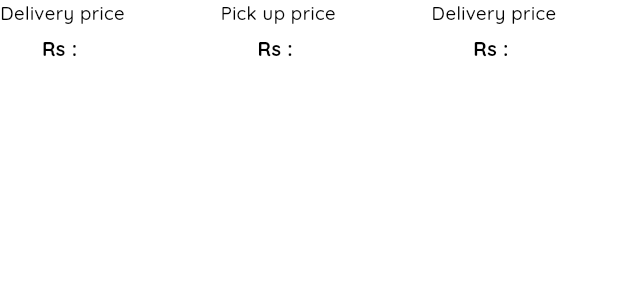
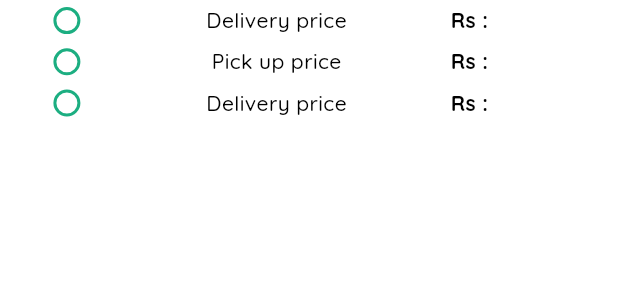
Before and after one commit to tharusha-theekshana/Food_Ordering_Application_Flutter, a Flutter app: the PriceListWidget widget shown alone on an empty page, opened directly with empty values, on a phone screen of 412 x 824 dp. Shown: the top 300 px of the screen. Run offline on Flutter 3.47's test engine with Material 3 defaults, Android fonts, the phone set to English and light mode, and no system bars; our stand-ins replace get.

Commit message:
Change some styles.

```diff
--- a/lib/controller/menu_item_controller.dart
+++ b/lib/controller/menu_item_controller.dart
@@ -12,6 +12,7 @@ class MenuItemController extends GetxController {
 
   // For menu item selection
   var selectedIndex = (-1).obs;
+  var selectedPriceIndex = (-1).obs;
 
   @override
   void onInit() {
@@ -46,7 +47,6 @@ class MenuItemController extends GetxController {
   }
 
   Future<List<MenuItem>> loadMenuItemsByModifiers(String modifierId) async {
-    print("Id "+ modifierId);
     try {
       isLoading(true);
 
@@ -61,7 +61,6 @@ class MenuItemController extends GetxController {
           .map((json) => MenuItem.fromJson(json))
           .toList();
 
-      print(filteredMenuItem);
       return filteredMenuItem;
 
     } catch (e) {
--- a/lib/screens/category_screen.dart
+++ b/lib/screens/category_screen.dart
@@ -42,7 +42,7 @@ class _CategoryScreenState extends State<CategoryScreen> {
     _deviceWidth = MediaQuery.of(context).size.width;
 
     return Scaffold(
-        appBar: CustomAppBarWidget(title: menuTitle),
+        appBar: CustomAppBarWidget(title: "Categories"),
         body: Stack(children: [_bodyWidgets(), _bottomWidgets()]));
   }
 
--- a/lib/widgets/price_list_widget.dart
+++ b/lib/widgets/price_list_widget.dart
@@ -1,4 +1,8 @@
 import 'package:flutter/material.dart';
+import 'package:food_order_app/controller/cart_controller.dart';
+import 'package:food_order_app/controller/menu_item_controller.dart';
+import 'package:get/get.dart';
+import 'package:get/get_core/src/get_main.dart';
 
 import '../utils/app_colors.dart';
 
@@ -6,6 +10,8 @@ class PriceListWidget extends StatelessWidget {
   final String deliveryPrice;
   final String pickUpPrice;
   final String tablePrice;
+
+  final menuItemController = Get.put(MenuItemController());
 
   PriceListWidget(
       {required this.deliveryPrice,
@@ -21,37 +27,63 @@ class PriceListWidget extends StatelessWidget {
 
     return SizedBox(
       width: _deviceWidth * 0.9,
-      height: _deviceHeight * 0.07,
-      child: Row(
+      height: _deviceHeight * 0.1,
+      child: Column(
         mainAxisAlignment: MainAxisAlignment.spaceBetween,
         children: [
-          _priceWidget("Delivery price", deliveryPrice),
-          _priceWidget("Pick up price", pickUpPrice),
-          _priceWidget("Delivery price", deliveryPrice),
+          Expanded(child: _priceWidget("Delivery price", deliveryPrice,1)),
+          Expanded(child: _priceWidget("Pick up price", pickUpPrice,2)),
+          Expanded(child: _priceWidget("Delivery price", deliveryPrice,3)),
         ],
       ),
     );
   }
 
-  Widget _priceWidget(String key, String value) {
-    return Column(
+  Widget _priceWidget(String key, String value, int index) {
+    return SizedBox(
+      width: _deviceWidth,
+      child: Row(
+        crossAxisAlignment: CrossAxisAlignment.center, // Ensures vertical alignment
         children: [
-        Text(
+          SizedBox(
+            width: _deviceWidth * 0.05,
+          ),
+          Obx(
+                () => Radio<int>(
+              value: index,
+              groupValue: menuItemController.selectedPriceIndex.value,
+              onChanged: (int? value) {
+                if (value != null) {
+                  menuItemController.selectedPriceIndex.value = value;
+                }
+              },
+              fillColor: MaterialStateProperty.all(AppColors.greenColor),
+            ),
+          ),
+          Expanded(
+            child: Text(
               key,
+              textAlign: TextAlign.center,
               style: TextStyle(
                 fontWeight: FontWeight.w500,
-              fontSize: _deviceHeight * 0.015,
-              color: AppColors.blackColor),
+                fontSize: _deviceHeight * 0.017,
+                color: AppColors.blackColor,
               ),
-        const SizedBox(
-          height: 5,
             ),
-        Text("Rs : $value",
+          ),
+          Text(
+            "Rs : $value",
             style: TextStyle(
               fontWeight: FontWeight.bold,
-                fontSize: _deviceHeight * 0.016,
-                color: AppColors.blackColor))
+              fontSize: _deviceHeight * 0.017,
+              color: AppColors.blackColor,
+            ),
+          ),
+          SizedBox(
+            width: _deviceWidth * 0.1,
+          ),
         ],
+      ),
     );
   }
 }
```
Also changed, not shown: lib/widgets/menu_item_view_widget.dart (+14 -13 lines). Lines whose indentation alone changed are shown as unchanged.
